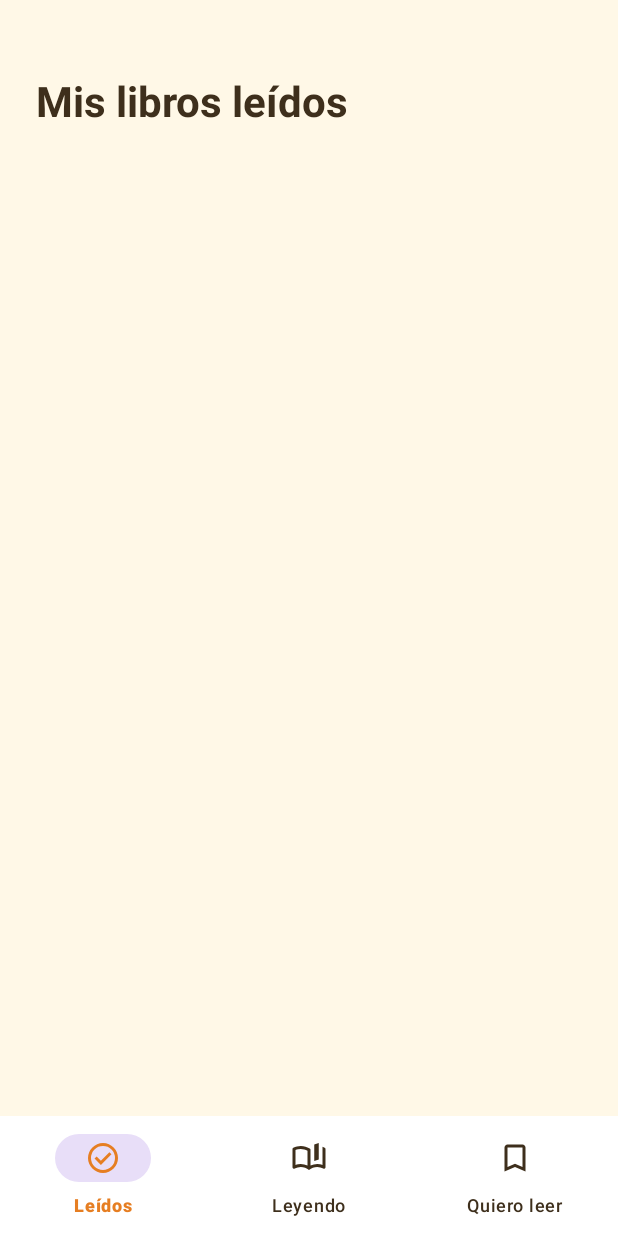
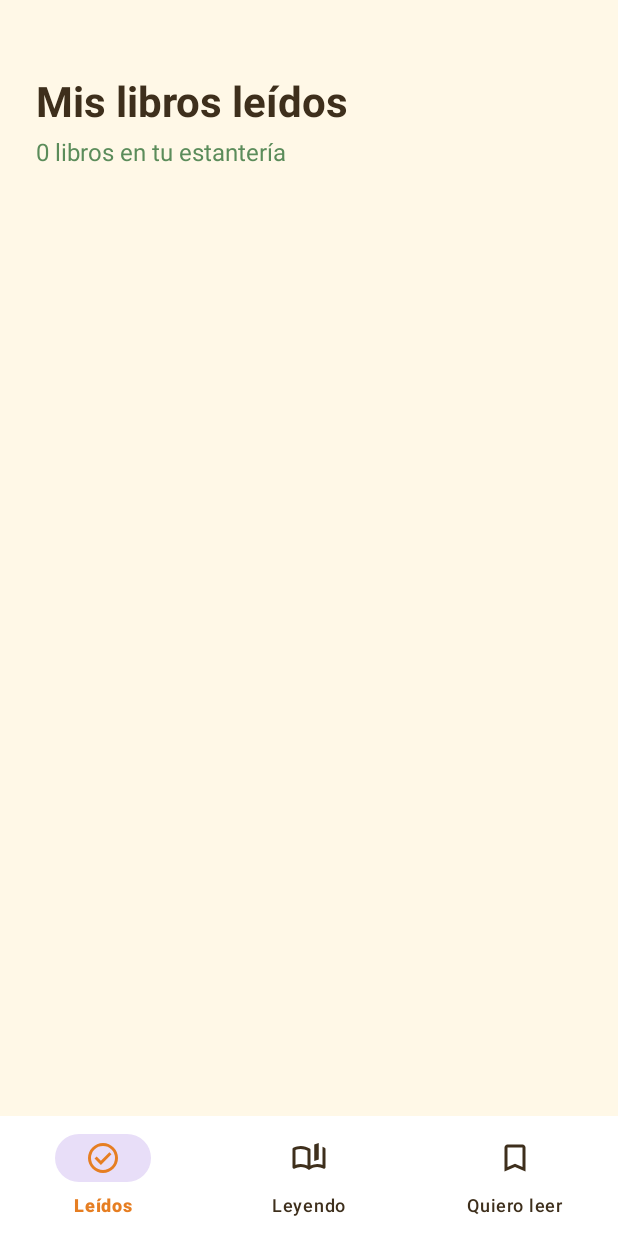
Before and after one commit to lauramm200/LibrosAplicacion, an Android app: the LeidosLibros screen opened directly, with no data from a screen before it, on a phone screen of 412 x 824 dp. Run offline under Robolectric (Android 15) with nearby library versions, the phone set to English and light mode, and no system bars.

Commit message:
Fase5_ActivityLeidosLibros

```diff
--- /dev/null
+++ b/app/src/main/java/com/example/librosaplicacion/AdaptadorLeidos.kt
@@ -0,0 +1,30 @@
+package com.example.librosaplicacion
+
+import android.view.LayoutInflater
+import android.view.ViewGroup
+import androidx.recyclerview.widget.RecyclerView
+import com.example.librosaplicacion.databinding.ItemLibroLeidoBinding
+import com.example.librosaplicacion.model.Libro
+
+// Rellena cada celda de la cuadrícula (item_libro_leido.xml) con los datos de un libro
+class AdaptadorLeidos(private val libros: List<Libro>) :
+    RecyclerView.Adapter<AdaptadorLeidos.Holder>() {
+
+    // Guarda las vistas de una celda para no buscarlas cada vez que se reutiliza
+    class Holder(val binding: ItemLibroLeidoBinding) : RecyclerView.ViewHolder(binding.root)
+
+    // Crea una celda vacía a partir del XML del item
+    override fun onCreateViewHolder(parent: ViewGroup, viewType: Int) =
+        Holder(ItemLibroLeidoBinding.inflate(LayoutInflater.from(parent.context), parent, false))
+
+    // Cuántas celdas hay en total
+    override fun getItemCount() = libros.size
+
+    // Rellena la celda de la posición indicada con su libro
+    override fun onBindViewHolder(holder: Holder, position: Int) {
+        val libro = libros[position]
+        holder.binding.tvTitulo.text = libro.titulo
+        holder.binding.tvPorcentaje.text = holder.itemView.context
+            .getString(R.string.porcentaje, libro.porcentajeRecomendacion ?: 0)
+    }
+}
--- a/app/src/main/java/com/example/librosaplicacion/EstoyLeyendo.kt
+++ b/app/src/main/java/com/example/librosaplicacion/EstoyLeyendo.kt
@@ -11,6 +11,7 @@ class EstoyLeyendo : AppCompatActivity() {
         super.onCreate(savedInstanceState)
         enableEdgeToEdge()
         setContentView(R.layout.activity_estoy_leyendo)
+        configurarBarraInferior(binding.bottomNav, R.id.nav_leyendo)
         ViewCompat.setOnApplyWindowInsetsListener(findViewById(R.id.main)) { v, insets ->
             val systemBars = insets.getInsets(WindowInsetsCompat.Type.systemBars())
             v.setPadding(systemBars.left, systemBars.top, systemBars.right, systemBars.bottom)
--- a/app/src/main/java/com/example/librosaplicacion/LeidosLibros.kt
+++ b/app/src/main/java/com/example/librosaplicacion/LeidosLibros.kt
@@ -3,18 +3,26 @@ package com.example.librosaplicacion
 import android.os.Bundle
 import androidx.activity.enableEdgeToEdge
 import androidx.appcompat.app.AppCompatActivity
-import androidx.core.view.ViewCompat
-import androidx.core.view.WindowInsetsCompat
+import com.example.librosaplicacion.data.LibrosXmlParser
+import com.example.librosaplicacion.databinding.ActivityLeidosLibrosBinding
+import com.example.librosaplicacion.model.Estado
 
 class LeidosLibros : AppCompatActivity() {
+
+    private lateinit var binding: ActivityLeidosLibrosBinding
+
     override fun onCreate(savedInstanceState: Bundle?) {
         super.onCreate(savedInstanceState)
         enableEdgeToEdge()
-        setContentView(R.layout.activity_leidos_libros)
-        ViewCompat.setOnApplyWindowInsetsListener(findViewById(R.id.main)) { v, insets ->
-            val systemBars = insets.getInsets(WindowInsetsCompat.Type.systemBars())
-            v.setPadding(systemBars.left, systemBars.top, systemBars.right, systemBars.bottom)
-            insets
-        }
+        binding = ActivityLeidosLibrosBinding.inflate(layoutInflater)
+        setContentView(binding.root)
+        ajustarBordes(binding.root)
+        configurarBarraInferior(binding.barraInferior.bottomNav, R.id.nav_leidos)
+
+        // Solo los libros en estado LEIDO
+        val leidos = LibrosXmlParser.cargar(this).filter { it.estado == Estado.LEIDO }
+
+        binding.tvContadorLeidos.text = getString(R.string.contador_leidos, leidos.size)
+        binding.rvLeidos.adapter = AdaptadorLeidos(leidos)
     }
 }
--- /dev/null
+++ b/app/src/main/java/com/example/librosaplicacion/Navegacion.kt
@@ -0,0 +1,40 @@
+package com.example.librosaplicacion
+
+import android.app.Activity
+import android.content.Intent
+import com.google.android.material.bottomnavigation.BottomNavigationView
+import android.view.View
+import androidx.core.view.ViewCompat
+import androidx.core.view.WindowInsetsCompat
+
+
+// Configura la barra inferior de Leídos, Leyendo y Quiero leer.
+// "actual" = id de la opción que corresponde a la pantalla donde se llama.
+fun Activity.configurarBarraInferior(barra: BottomNavigationView, actual: Int) {
+    // Relaciona cada opción del menú con su pantalla
+    val destinos = mapOf(
+        R.id.nav_leidos to LeidosLibros::class.java,
+        R.id.nav_leyendo to EstoyLeyendo::class.java,
+        R.id.nav_quiero to QuieroLeer::class.java
+    )
+
+    // Resalta la opción de esta pantalla (antes del listener, para no disparar un clic)
+    barra.selectedItemId = actual
+
+    barra.setOnItemSelectedListener { item ->
+        if (item.itemId != actual) {
+            startActivity(Intent(this, destinos.getValue(item.itemId)))
+            finish()
+        }
+        true
+    }
+}
+
+// Añade padding igual al tamaño de las barras del sistema para que no tapen el contenido
+fun Activity.ajustarBordes(vista: View) {
+    ViewCompat.setOnApplyWindowInsetsListener(vista) { v, insets ->
+        val barras = insets.getInsets(WindowInsetsCompat.Type.systemBars())
+        v.setPadding(barras.left, barras.top, barras.right, barras.bottom)
+        insets
+    }
+}
--- a/app/src/main/java/com/example/librosaplicacion/QuieroLeer.kt
+++ b/app/src/main/java/com/example/librosaplicacion/QuieroLeer.kt
@@ -11,6 +11,7 @@ class QuieroLeer : AppCompatActivity() {
         super.onCreate(savedInstanceState)
         enableEdgeToEdge()
         setContentView(R.layout.activity_quiero_leer)
+        configurarBarraInferior(binding.bottomNav, R.id.nav_quiero)
         ViewCompat.setOnApplyWindowInsetsListener(findViewById(R.id.main)) { v, insets ->
             val systemBars = insets.getInsets(WindowInsetsCompat.Type.systemBars())
             v.setPadding(systemBars.left, systemBars.top, systemBars.right, systemBars.bottom)
--- a/app/src/main/res/values/strings.xml
+++ b/app/src/main/res/values/strings.xml
@@ -89,6 +89,7 @@
     <string name="libros_estanteria">%1$d libros en tu estantería</string>
     <!-- %1$d = porcentaje; %% es el simbolo % escrito en un string -->
     <string name="porcentaje">%1$d%%</string>
+    <string name="contador_leidos">%1$d libros en tu estantería</string>
 
     <!-- ============ BOTONES (pantalla Leidos) ============ -->
     <string name="btn_editar">Editar</string>
```
